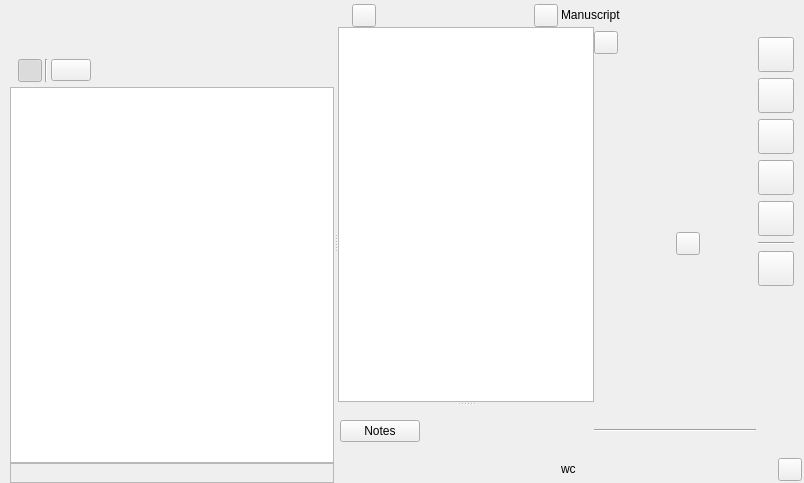
Qt form ui/manuscript_view.ui (zkovari/plotlyst) before a commit.
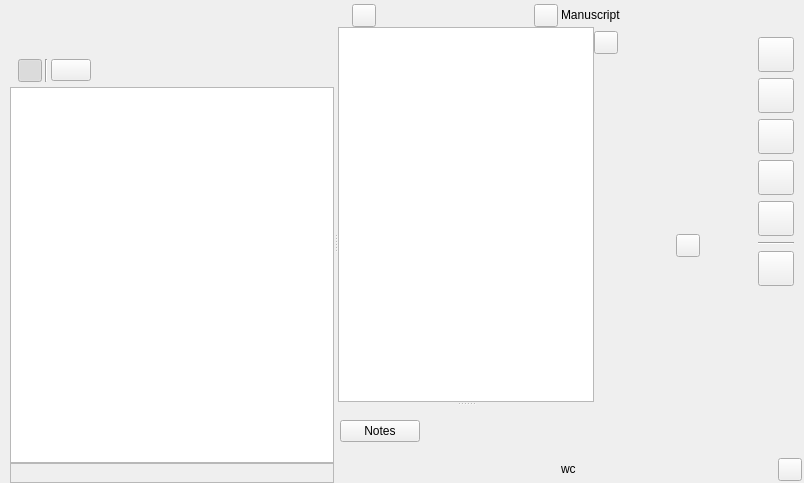
The same form after that commit. The open tabs and pages were chosen to show the change. Custom widgets are drawn as their Qt base class.

What changed in the file:
```diff
--- a/ui/manuscript_view.ui
+++ b/ui/manuscript_view.ui
@@ -555,13 +555,6 @@
                    </layout>
                   </widget>
                  </item>
-                 <item>
-                  <widget class="Line" name="line_2">
-                   <property name="orientation">
-                    <enum>Qt::Horizontal</enum>
-                   </property>
-                  </widget>
-                 </item>
                 </layout>
                </widget>
                <widget class="QWidget" name="pageReadability">
```
